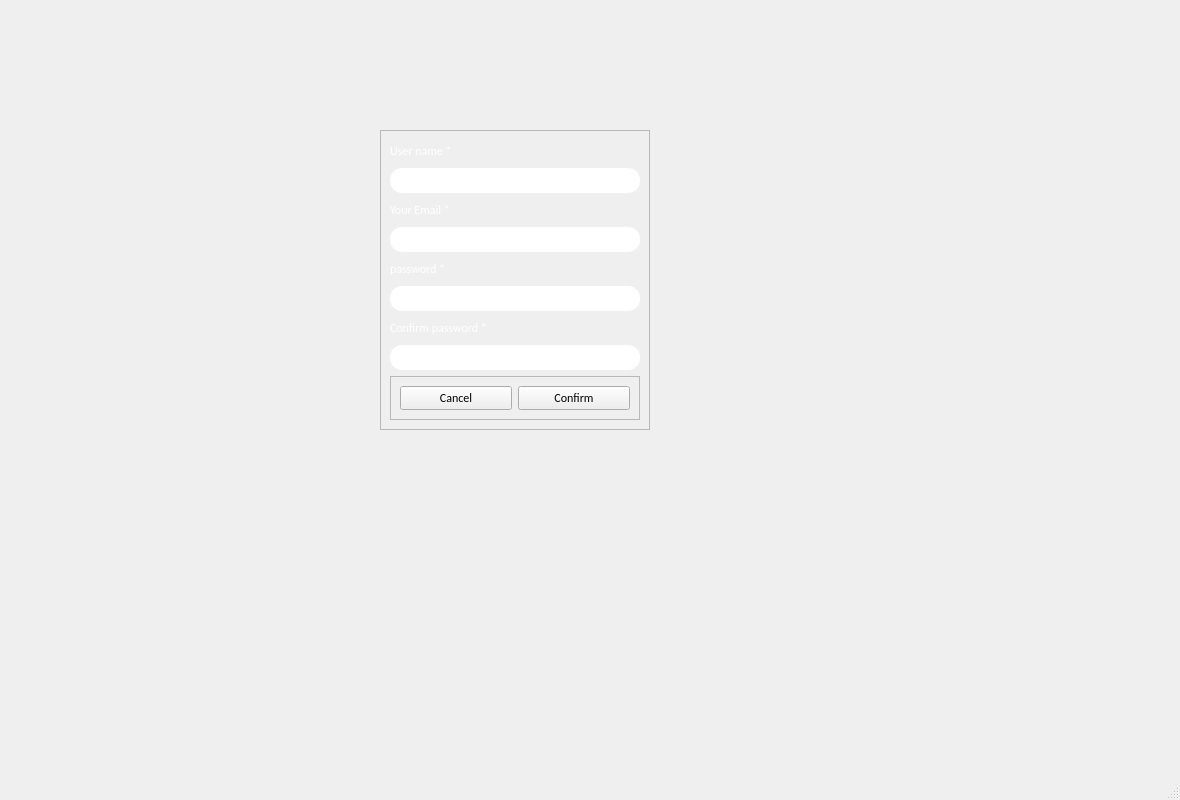
This is logiComptaProject/register.ui in ffillouxdev/LogiCompta as Qt 5 draws it before an edit. The edited form follows.
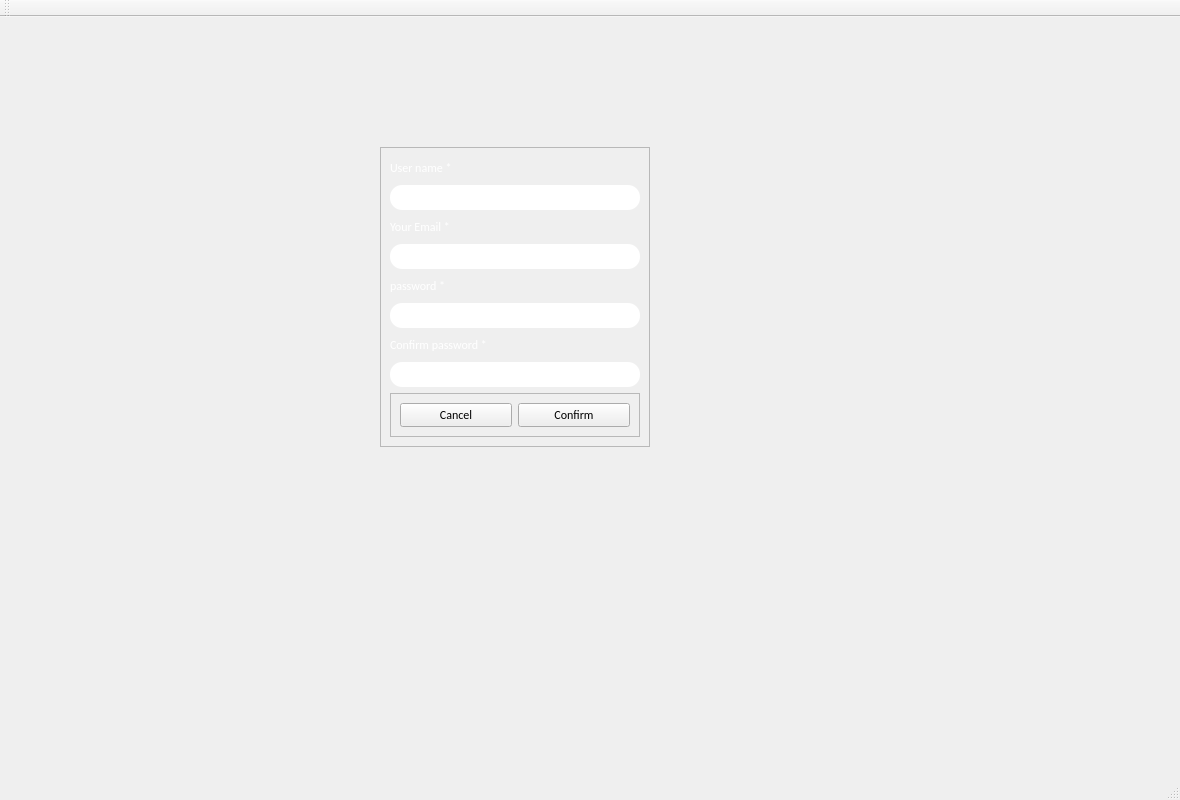
This is the edited form. Icons and pictures are not drawn.

What changed in the file:
```diff
--- a/logiComptaProject/register.ui
+++ b/logiComptaProject/register.ui
@@ -193,6 +193,17 @@
    </property>
   </widget>
   <widget class="QStatusBar" name="statusbar"/>
+  <widget class="QToolBar" name="toolBar">
+   <property name="windowTitle">
+    <string>toolBar</string>
+   </property>
+   <attribute name="toolBarArea">
+    <enum>TopToolBarArea</enum>
+   </attribute>
+   <attribute name="toolBarBreak">
+    <bool>false</bool>
+   </attribute>
+  </widget>
  </widget>
  <resources/>
  <connections/>
```
Left out of the diff: 4 changed lines with no effect on the pictures.
